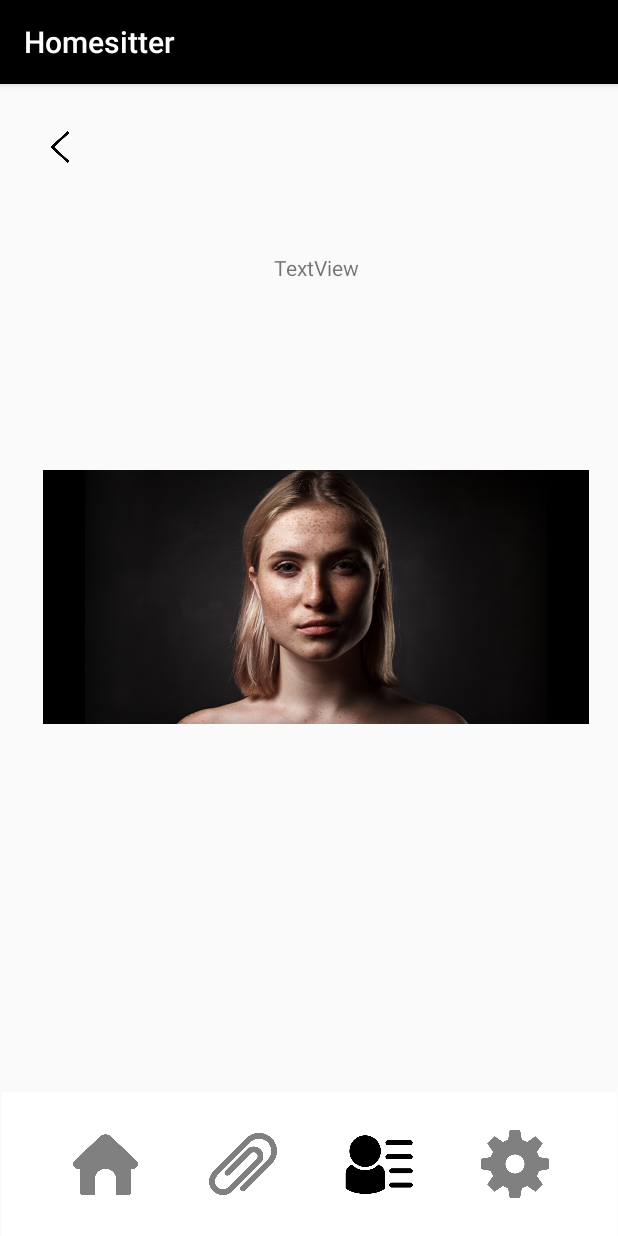
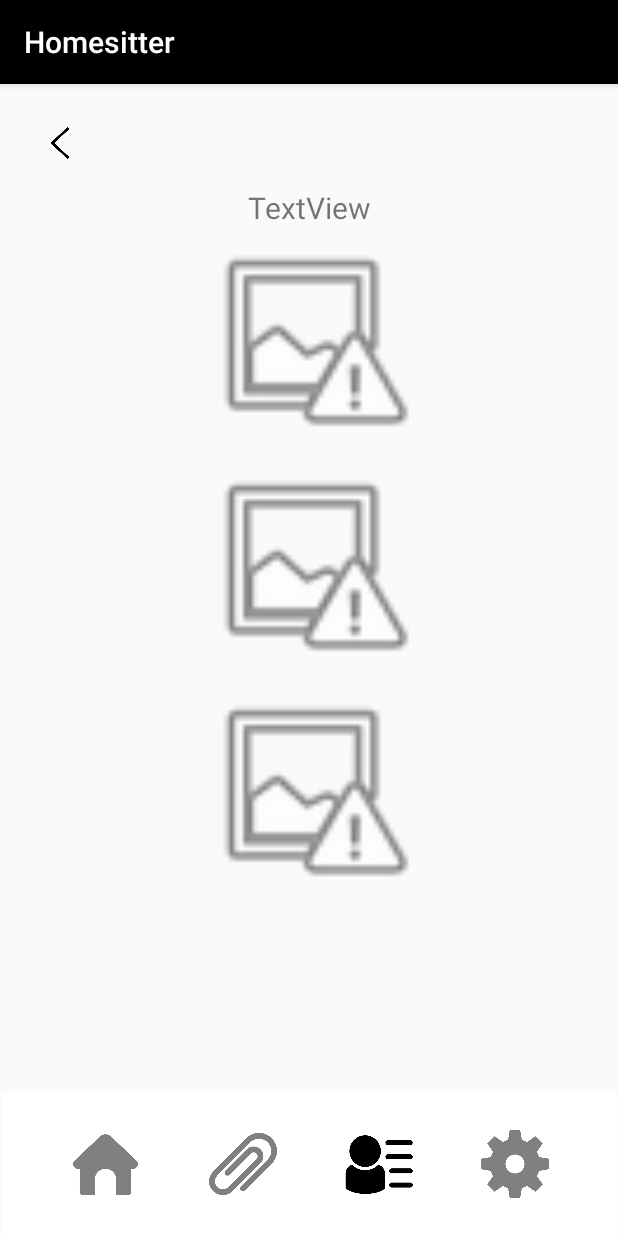
Before and after one commit to hfzgky/homesitter, an Android app: the InfoActivity screen opened directly, with no data from a screen before it, on a phone screen of 412 x 824 dp. Run offline under Robolectric (Android 15) with nearby library versions, the phone set to English and light mode, and no system bars.

Commit message:
2021-09-22

```diff
--- a/app/src/main/java/com/example/homesitter/EditActivity.java
+++ b/app/src/main/java/com/example/homesitter/EditActivity.java
@@ -79,7 +79,7 @@ public class EditActivity extends AppCompatActivity {
                 String sName = mEditName.getText().toString().trim();
 
                 if(sName.isEmpty()) {
-                    Toast.makeText(getApplicationContext(), "내용을 입력해 주세요", Toast.LENGTH_SHORT).show();
+                    Toast.makeText(getApplicationContext(), "이름을 입력해 주세요", Toast.LENGTH_SHORT).show();
                     return;
                 }
 
--- a/app/src/main/java/com/example/homesitter/InfoActivity.java
+++ b/app/src/main/java/com/example/homesitter/InfoActivity.java
@@ -6,8 +6,10 @@ import android.content.Intent;
 import android.os.Bundle;
 import android.view.View;
 import android.widget.ImageButton;
+import android.widget.ListView;
 import android.widget.SimpleAdapter;
 
+import java.util.ArrayList;
 import java.util.HashMap;
 
 public class InfoActivity extends AppCompatActivity {
@@ -16,12 +18,14 @@ public class InfoActivity extends AppCompatActivity {
 
     @Override
     protected void onCreate(Bundle savedInstanceState) {
+
         super.onCreate(savedInstanceState);
         setContentView(R.layout.activity_info);
 
         ImageButton btnBack;
         btnBack = findViewById(R.id.buttonBack);
         btnBack.setOnClickListener(new View.OnClickListener() {
+
             @Override
             public void onClick(View view) {
                 finish();
--- a/app/src/main/res/layout/activity_info.xml
+++ b/app/src/main/res/layout/activity_info.xml
@@ -18,23 +18,35 @@
         android:orientation="vertical"
         app:layout_constraintBottom_toTopOf="@+id/linearLayout3"
         app:layout_constraintEnd_toEndOf="parent"
-        app:layout_constraintHorizontal_bias="0.609"
         app:layout_constraintStart_toStartOf="parent"
         app:layout_constraintTop_toTopOf="parent"
-        app:layout_constraintVertical_bias="0.956">
+        app:layout_constraintVertical_bias="0.577">
 
         <TextView
-            android:id="@+id/textView5"
+            android:id="@+id/textName"
             android:layout_width="match_parent"
             android:layout_height="wrap_content"
             android:gravity="center"
-            android:text="TextView" />
+            android:text="TextView"
+            android:textSize="20sp" />
 
         <ImageView
             android:id="@+id/imageView"
             android:layout_width="match_parent"
-            android:layout_height="wrap_content"
-            app:srcCompat="@drawable/per" />
+            android:layout_height="150dp"
+            app:srcCompat="@android:drawable/ic_menu_report_image" />
+
+        <ImageView
+            android:id="@+id/imageView2"
+            android:layout_width="match_parent"
+            android:layout_height="150dp"
+            app:srcCompat="@android:drawable/ic_menu_report_image" />
+
+        <ImageView
+            android:id="@+id/imageView3"
+            android:layout_width="match_parent"
+            android:layout_height="150dp"
+            app:srcCompat="@android:drawable/ic_menu_report_image" />
     </LinearLayout>
 
     <LinearLayout
```
